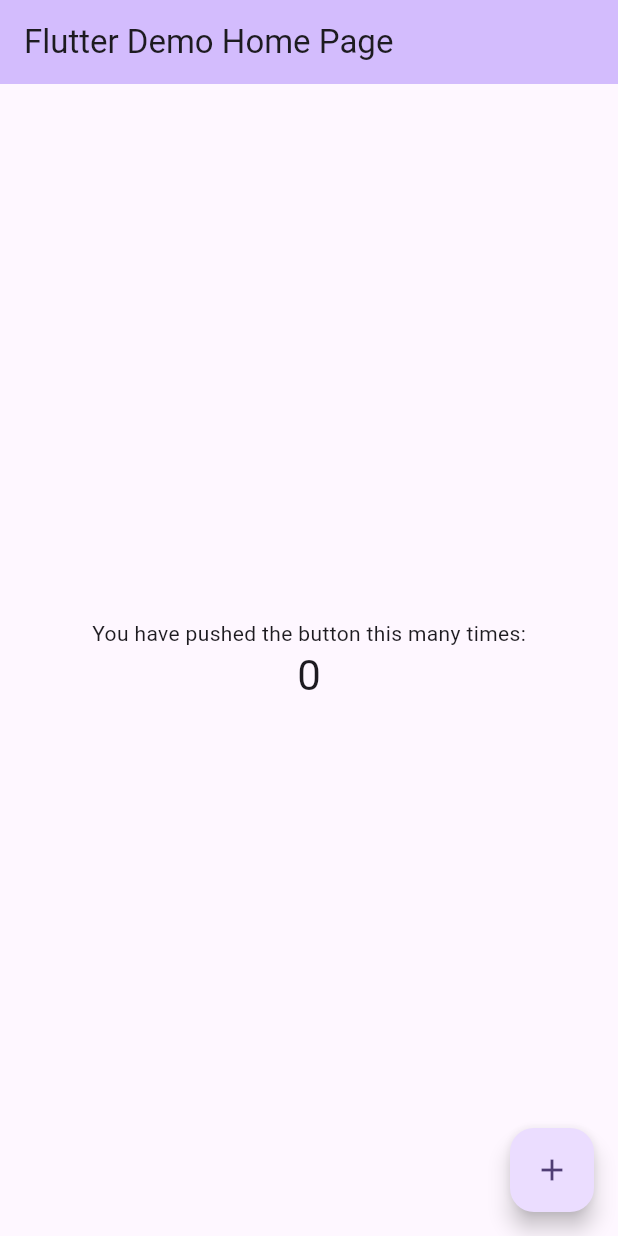
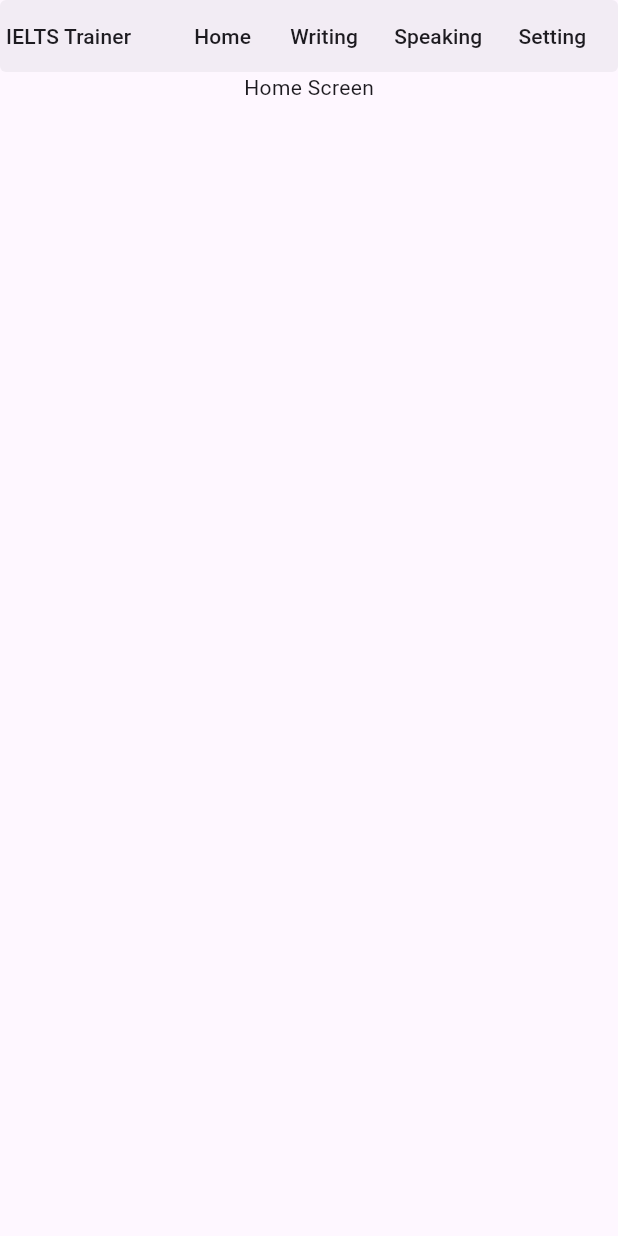
Before and after one commit to hirokd0627/ielts_ai_trainer, a Flutter app: the screen it shows after launch, on a phone screen of 412 x 824 dp. Run offline on Flutter 3.47's test engine with Material 3 defaults, Android fonts, the light colour scheme and no system bars; our stand-ins replace drift, drift_flutter; accounts and stored records are empty; generated files the repository leaves out were written again.

Commit message:
Add header menu and home screen skeleton

```diff
--- /dev/null
+++ b/lib/features/home/home_screen.dart
@@ -0,0 +1,19 @@
+import 'package:flutter/material.dart';
+import 'package:ielts_ai_trainer/shared/views/base_screen_scaffold.dart';
+
+/// Home screen shown on app launch, displaying questions users have previously
+/// practiced.
+class HomeScreen extends StatefulWidget {
+  const HomeScreen({super.key});
+
+  @override
+  State<HomeScreen> createState() => _HomeScreenState();
+}
+
+/// State for HomeScreen
+class _HomeScreenState extends State<HomeScreen> {
+  @override
+  Widget build(BuildContext context) {
+    return BaseScreenScaffold(body: Column(children: [Text("Home Screen")]));
+  }
+}
--- a/lib/main.dart
+++ b/lib/main.dart
@@ -1,18 +1,8 @@
 import 'package:flutter/material.dart';
-import 'package:ielts_ai_trainer/shared/database/app_database.dart';
+import 'package:ielts_ai_trainer/features/home/home_screen.dart';
 
 void main() {
-  _testQuery(); // test db
-
   runApp(const MyApp());
-}
-
-Future<void> _testQuery() async {
-  WidgetsFlutterBinding.ensureInitialized();
-
-  final database = AppDatabase();
-
-  print(await database.queryTest());
 }
 
 class MyApp extends StatelessWidget {
@@ -41,93 +31,7 @@ class MyApp extends StatelessWidget {
         // tested with just a hot reload.
         colorScheme: .fromSeed(seedColor: Colors.deepPurple),
       ),
-      home: const MyHomePage(title: 'Flutter Demo Home Page'),
+      home: const HomeScreen(),
     );
   }
 }
-
-class MyHomePage extends StatefulWidget {
-  const MyHomePage({super.key, required this.title});
-
-  // This widget is the home page of your application. It is stateful, meaning
-  // that it has a State object (defined below) that contains fields that affect
-  // how it looks.
-
-  // This class is the configuration for the state. It holds the values (in this
-  // case the title) provided by the parent (in this case the App widget) and
-  // used by the build method of the State. Fields in a Widget subclass are
-  // always marked "final".
-
-  final String title;
-
-  @override
-  State<MyHomePage> createState() => _MyHomePageState();
-}
-
-class _MyHomePageState extends State<MyHomePage> {
-  int _counter = 0;
-
-  void _incrementCounter() {
-    setState(() {
-      // This call to setState tells the Flutter framework that something has
-      // changed in this State, which causes it to rerun the build method below
-      // so that the display can reflect the updated values. If we changed
-      // _counter without calling setState(), then the build method would not be
-      // called again, and so nothing would appear to happen.
-      _counter++;
-    });
-  }
-
-  @override
-  Widget build(BuildContext context) {
-    // This method is rerun every time setState is called, for instance as done
-    // by the _incrementCounter method above.
-    //
-    // The Flutter framework has been optimized to make rerunning build methods
-    // fast, so that you can just rebuild anything that needs updating rather
-    // than having to individually change instances of widgets.
-    return Scaffold(
-      appBar: AppBar(
-        // TRY THIS: Try changing the color here to a specific color (to
-        // Colors.amber, perhaps?) and trigger a hot reload to see the AppBar
-        // change color while the other colors stay the same.
-        backgroundColor: Theme.of(context).colorScheme.inversePrimary,
-        // Here we take the value from the MyHomePage object that was created by
-        // the App.build method, and use it to set our appbar title.
-        title: Text(widget.title),
-      ),
-      body: Center(
-        // Center is a layout widget. It takes a single child and positions it
-        // in the middle of the parent.
-        child: Column(
-          // Column is also a layout widget. It takes a list of children and
-          // arranges them vertically. By default, it sizes itself to fit its
-          // children horizontally, and tries to be as tall as its parent.
-          //
-          // Column has various properties to control how it sizes itself and
-          // how it positions its children. Here we use mainAxisAlignment to
-          // center the children vertically; the main axis here is the vertical
-          // axis because Columns are vertical (the cross axis would be
-          // horizontal).
-          //
-          // TRY THIS: Invoke "debug painting" (choose the "Toggle Debug Paint"
-          // action in the IDE, or press "p" in the console), to see the
-          // wireframe for each widget.
-          mainAxisAlignment: .center,
-          children: [
-            const Text('You have pushed the button this many times:'),
-            Text(
-              '$_counter',
-              style: Theme.of(context).textTheme.headlineMedium,
-            ),
-          ],
-        ),
-      ),
-      floatingActionButton: FloatingActionButton(
-        onPressed: _incrementCounter,
-        tooltip: 'Increment',
-        child: const Icon(Icons.add),
-      ),
-    );
-  }
-}
--- /dev/null
+++ b/lib/shared/views/base_screen_scaffold.dart
@@ -0,0 +1,21 @@
+import 'package:flutter/material.dart';
+import 'package:ielts_ai_trainer/shared/views/header_menu.dart';
+
+/// Base scaffold for screens with HeaderMenuBar
+class BaseScreenScaffold extends StatelessWidget {
+  final Widget body;
+
+  const BaseScreenScaffold({super.key, required this.body});
+
+  @override
+  Widget build(BuildContext context) {
+    return Scaffold(
+      body: Column(
+        children: [
+          HeaderMenuBar(),
+          Expanded(child: body),
+        ],
+      ),
+    );
+  }
+}
--- /dev/null
+++ b/lib/shared/views/header_menu.dart
@@ -0,0 +1,79 @@
+import 'package:flutter/material.dart';
+
+/// Common header for screens
+class HeaderMenuBar extends StatefulWidget {
+  const HeaderMenuBar({super.key});
+
+  @override
+  State<HeaderMenuBar> createState() => _HeaderMenuBarState();
+}
+
+/// State for HeaderMenuBar
+class _HeaderMenuBarState extends State<HeaderMenuBar> {
+  /// Submenu style
+  final _subMenuStyle = MenuStyle(
+    elevation: WidgetStateProperty.all(0),
+    shape: WidgetStatePropertyAll(
+      RoundedRectangleBorder(borderRadius: BorderRadius.circular(0)),
+    ),
+  );
+
+  /// Builds widgets for MenuBar.
+  List<Widget> _buildMenuBarWidgets() {
+    return [
+      // Logo
+      MenuItemButton(
+        onPressed: () {},
+        style: ButtonStyle(
+          backgroundColor: WidgetStateColor.transparent,
+          overlayColor: WidgetStateColor.transparent,
+          shadowColor: WidgetStateColor.transparent,
+          padding: WidgetStatePropertyAll(EdgeInsets.fromLTRB(0, 0, 30, 0)),
+        ),
+        child: SizedBox(child: Text('IELTS Trainer')),
+      ),
+
+      // Home
+      MenuItemButton(onPressed: () {}, child: const Text('Home')),
+
+      // Writing
+      SubmenuButton(
+        menuStyle: _subMenuStyle,
+        menuChildren: [
+          MenuItemButton(onPressed: () {}, child: const Text('Task 1')),
+          MenuItemButton(onPressed: () {}, child: const Text('Task 2')),
+        ],
+        child: const Text('Writing'),
+      ),
+
+      /// Speaking
+      SubmenuButton(
+        menuStyle: _subMenuStyle,
+        menuChildren: [
+          MenuItemButton(onPressed: () {}, child: const Text('Part 1')),
+          MenuItemButton(onPressed: () {}, child: const Text('Part 2')),
+          MenuItemButton(onPressed: () {}, child: const Text('Part 3')),
+        ],
+        child: const Text('Speaking'),
+      ),
+
+      /// Setting
+      MenuItemButton(onPressed: () {}, child: const Text('Setting')),
+    ];
+  }
+
+  @override
+  Widget build(BuildContext context) {
+    return Row(
+      mainAxisSize: MainAxisSize.min,
+      children: [
+        Expanded(
+          child: MenuBar(
+            style: MenuStyle(elevation: WidgetStatePropertyAll(0)),
+            children: _buildMenuBarWidgets(),
+          ),
+        ),
+      ],
+    );
+  }
+}
```
